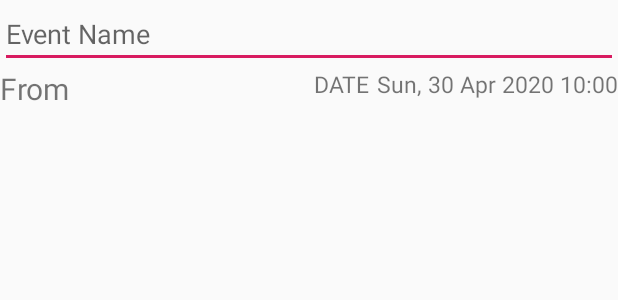
After one commit to AVM-Martin/Mobile-Matched, an Android app: the layout activity_add.xml on its own in the app's theme, with its tools: preview values and no code run, on a phone screen of 412 x 824 dp. The commit adds this screen. Shown: the top 300 px of the screen. Run offline under Robolectric (Android 15) with nearby library versions, the phone set to English and light mode, and no system bars.

Commit message:
UI Add Event 1

```diff
--- a/app/src/main/AndroidManifest.xml
+++ b/app/src/main/AndroidManifest.xml
@@ -10,6 +10,7 @@
         android:roundIcon="@mipmap/ic_launcher_round"
         android:supportsRtl="true"
         android:theme="@style/AppTheme">
+        <activity android:name=".ui.schedule.add.AddActivity"></activity>
         <activity android:name=".ui.schedule.view.Activity">
             <intent-filter>
                 <action android:name="android.intent.action.MAIN" />
--- /dev/null
+++ b/app/src/main/res/layout/activity_add.xml
@@ -0,0 +1,54 @@
+<?xml version="1.0" encoding="utf-8"?>
+<LinearLayout xmlns:android="http://schemas.android.com/apk/res/android"
+    xmlns:app="http://schemas.android.com/apk/res-auto"
+    xmlns:tools="http://schemas.android.com/tools"
+    android:layout_width="match_parent"
+    android:layout_height="match_parent"
+    android:orientation="vertical"
+    tools:context=".ui.schedule.add.AddActivity">
+
+    <EditText
+        android:id="@+id/etEventName"
+        android:layout_width="match_parent"
+        android:layout_height="wrap_content"
+        android:hint="Event Name"/>
+
+    <RelativeLayout
+        android:layout_width="match_parent"
+        android:layout_height="wrap_content"
+        android:orientation="horizontal">
+
+        <TextView
+            android:layout_width="wrap_content"
+            android:layout_height="wrap_content"
+            android:text="From"
+            android:textSize="20sp"
+            android:layout_alignParentLeft="true"/>
+
+        <TextView
+            android:id="@+id/tvStartDate"
+            android:layout_width="wrap_content"
+            android:layout_height="wrap_content"
+            android:text="DATE"
+            android:textSize="15sp"
+            android:gravity="right"
+            android:layout_toLeftOf="@id/tvStartTime"
+            android:paddingRight="5dp"
+            android:onClick="setStartDate"/>
+
+        <TextView
+            android:id="@+id/tvStartTime"
+            android:layout_width="wrap_content"
+            android:layout_height="wrap_content"
+            android:text="Sun, 30 Apr 2020 10:00"
+            android:textSize="15sp"
+            android:gravity="right"
+            android:layout_alignParentRight="true"
+            android:onClick="setStartTime"/>
+    </RelativeLayout>
+
+    <TextView
+        android:layout_width="wrap_content"
+        android:layout_height="wrap_content" />
+
+</LinearLayout>
--- a/app/src/main/res/layout/activity_schedule_view.xml
+++ b/app/src/main/res/layout/activity_schedule_view.xml
@@ -29,7 +29,7 @@
     </id.my.avmmartin.matched.utils.CustomCalendar>
 
     <androidx.recyclerview.widget.RecyclerView
-        android:id="@+id/rvListEvent"
+        android:id="@+id/rvListSchedule"
         android:layout_width="match_parent"
         android:layout_height="wrap_content"
         android:layout_below="@id/cvCalendar">
```
Also changed, not shown: app/src/main/java/id/my/avmmartin/matched/ui/schedule/add/AddActivity.java (added, +89 -0 lines), app/src/main/java/id/my/avmmartin/matched/ui/schedule/add/MVPPresenter.java (added, +7 -0 lines), app/src/main/java/id/my/avmmartin/matched/ui/schedule/add/MVPView.java (added, +7 -0 lines), app/src/main/java/id/my/avmmartin/matched/ui/schedule/add/Presenter.java (added, +11 -0 lines), app/src/main/java/id/my/avmmartin/matched/ui/schedule/view/Activity.java (+18 -3 lines).
